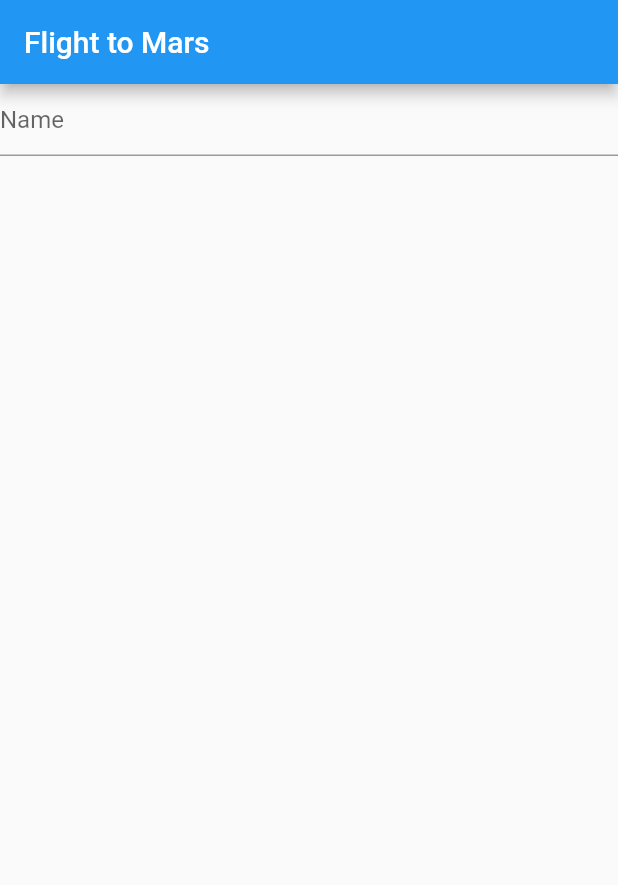
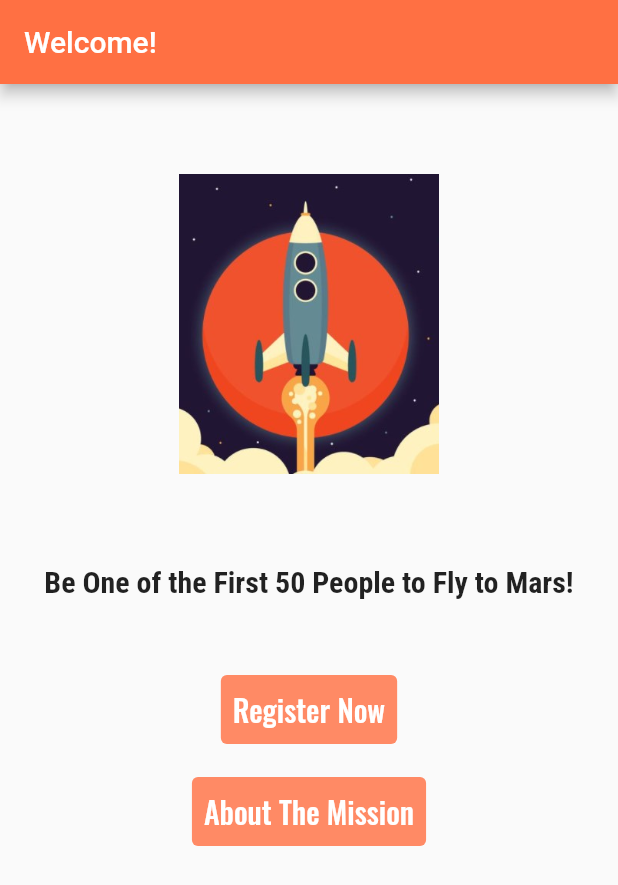
Before and after one commit to ion05/flight_to_mars, a Flutter app: the screen it shows after launch, on a phone screen of 412 x 824 dp. Shown: the top 885 px of the screen. Run offline on Flutter 3.47's test engine with Material 2 defaults, Android fonts, the phone set to English and light mode, and no system bars; our stand-ins replace firebase_core; accounts and stored records are empty.

Commit message:
Home Page

```diff
--- a/lib/main.dart
+++ b/lib/main.dart
@@ -1,26 +1,35 @@
+import 'package:flight_to_mars/screens/home.dart';
+import 'package:flight_to_mars/screens/register.dart';
 import 'package:flutter/material.dart';
+import 'package:firebase_core/firebase_core.dart';
 
 void main() {
+  WidgetsFlutterBinding.ensureInitialized();
   runApp(MyApp());
 }
 
 class MyApp extends StatelessWidget {
-  final _key = GlobalKey<FormState>();
+  final Future<FirebaseApp> _initialization = Firebase.initializeApp();
   @override
   Widget build(BuildContext context) {
-    return MaterialApp(
-      title: 'Flutter Demo',
-      home: Scaffold(
-        appBar: AppBar(
-          title: Text('Flight to Mars'),
-        ),
-        body: Form(
-          key: _key,
-          child: TextFormField(
-            decoration: InputDecoration(hintText: 'Name'),
-          ),
-        ),
-      ),
+    return FutureBuilder(
+      future: _initialization,
+      builder: (context, snapshot) {
+        if (snapshot.hasError) {
+          print('Unable to Initialize Firebase');
+        }
+        if (snapshot.connectionState == ConnectionState.done) {
+          return MaterialApp(
+            title: 'Flight to Mars',
+            routes: {
+              "/home": (context) => HomePage(),
+              "/register": (context) => RegisterPage(),
+            },
+            home: HomePage(),
+          );
+        }
+        return CircularProgressIndicator();
+      },
     );
   }
 }
--- /dev/null
+++ b/lib/screens/home.dart
@@ -0,0 +1,78 @@
+import 'package:flutter/material.dart';
+
+class HomePage extends StatefulWidget {
+  @override
+  _HomePageState createState() => _HomePageState();
+}
+
+class _HomePageState extends State<HomePage> {
+  @override
+  Widget build(BuildContext context) {
+    return Scaffold(
+      appBar: AppBar(
+        backgroundColor: Colors.deepOrange[400],
+        title: Text("Welcome!"),
+      ),
+      body: Container(
+        width: double.infinity,
+        child: Column(
+          crossAxisAlignment: CrossAxisAlignment.center,
+          children: [
+            SizedBox(
+              height: 60.0,
+            ),
+            Image(
+              width: 200.0,
+              height: 200.0,
+              image: AssetImage('assets/images/logo.jpg'),
+            ),
+            SizedBox(
+              height: 60.0,
+            ),
+            Text(
+              "Be One of the First 50 People to Fly to Mars!",
+              style: TextStyle(
+                  fontSize: 20.0,
+                  fontWeight: FontWeight.bold,
+                  fontFamily: "Roboto-Condensed"),
+            ),
+            SizedBox(
+              height: 50.0,
+            ),
+            TextButton(
+              onPressed: () {
+                Navigator.pushReplacementNamed(context, '/logint5');
+              },
+              style: ButtonStyle(
+                backgroundColor:
+                    MaterialStateProperty.all<Color>(Colors.deepOrange[300]),
+              ),
+              child: Text("Register Now",
+                  style: TextStyle(
+                      fontFamily: "Oswald",
+                      fontSize: 20.0,
+                      color: Colors.white)),
+            ),
+            SizedBox(
+              height: 20.0,
+            ),
+            TextButton(
+              child: Text("About The Mission",
+                  style: TextStyle(
+                      fontFamily: "Oswald",
+                      fontSize: 20.0,
+                      color: Colors.white)),
+              style: ButtonStyle(
+                backgroundColor:
+                    MaterialStateProperty.all<Color>(Colors.deepOrange[300]),
+              ),
+              onPressed: () {
+                Navigator.pushNamed(context, '/about');
+              },
+            )
+          ],
+        ),
+      ),
+    );
+  }
+}
--- /dev/null
+++ b/lib/screens/register.dart
@@ -0,0 +1,28 @@
+import 'package:flutter/material.dart';
+
+class RegisterPage extends StatefulWidget {
+  @override
+  _RegisterPageState createState() => _RegisterPageState();
+}
+
+class _RegisterPageState extends State<RegisterPage> {
+  // final GlobalKey<FormState> _key = GlobalKey<FormState>();
+  String name;
+  @override
+  Widget build(BuildContext context) {
+    return Scaffold(
+      resizeToAvoidBottomInset: false,
+      appBar: AppBar(
+        title: Text('Welcome!'),
+      ),
+      body: Form(
+          // key: _key,
+          child: TextFormField(
+        decoration: InputDecoration(hintText: 'Name'),
+        // onChanged: (val) {
+        //   name = val;
+        // },
+      )),
+    );
+  }
+}
```
Also changed, not shown: pubspec.yaml (+18 -3 lines), assets/fonts/Antonio-VariableFont_wght.ttf (added), assets/fonts/Oswald-VariableFont_wght.ttf (added), assets/fonts/RobotoCondensed-Bold.ttf (added), assets/fonts/RobotoCondensed-Regular.ttf (added), assets/images/logo.jpg (added), assets/images/mars_base.jpg (added), assets/images/space_trip.jpg (added), pubspec.lock.
